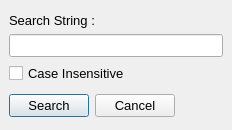
The window that Dialogs/searchdialog.ui (UnkindledTwo/TreeNotes) describes before a commit, drawn with Qt 5.
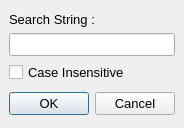
The same window after the commit.

```diff
--- a/Dialogs/searchdialog.ui
+++ b/Dialogs/searchdialog.ui
@@ -9,8 +9,8 @@
    <rect>
     <x>0</x>
     <y>0</y>
-    <width>232</width>
-    <height>130</height>
+    <width>184</width>
+    <height>128</height>
    </rect>
   </property>
   <property name="maximumSize">
@@ -41,7 +41,7 @@
    <property name="bottomMargin">
     <number>9</number>
    </property>
-   <item row="0" column="0" colspan="3">
+   <item row="0" column="0" colspan="2">
     <layout class="QVBoxLayout" name="verticalLayout">
      <item>
       <widget class="QLabel" name="label">
@@ -68,48 +68,12 @@
      </item>
     </layout>
    </item>
-   <item row="1" column="0" colspan="3">
-    <layout class="QHBoxLayout" name="horizontalLayout">
-     <item>
-      <widget class="QPushButton" name="bSearch">
-       <property name="sizePolicy">
-        <sizepolicy hsizetype="Fixed" vsizetype="Fixed">
-         <horstretch>0</horstretch>
-         <verstretch>0</verstretch>
-        </sizepolicy>
-       </property>
-       <property name="text">
-        <string>Search</string>
-       </property>
-      </widget>
-     </item>
-     <item>
-      <widget class="QPushButton" name="bCancel">
-       <property name="sizePolicy">
-        <sizepolicy hsizetype="Fixed" vsizetype="Fixed">
-         <horstretch>0</horstretch>
-         <verstretch>0</verstretch>
-        </sizepolicy>
-       </property>
-       <property name="text">
-        <string>Cancel</string>
-       </property>
-      </widget>
-     </item>
-     <item>
-      <spacer name="horizontalSpacer">
-       <property name="orientation">
-        <enum>Qt::Horizontal</enum>
-       </property>
-       <property name="sizeHint" stdset="0">
-        <size>
-         <width>40</width>
-         <height>20</height>
-        </size>
-       </property>
-      </spacer>
-     </item>
-    </layout>
+   <item row="1" column="0" colspan="2">
+    <widget class="QDialogButtonBox" name="buttonBox">
+     <property name="standardButtons">
+      <set>QDialogButtonBox::Cancel|QDialogButtonBox::Ok</set>
+     </property>
+    </widget>
    </item>
   </layout>
  </widget>
```
